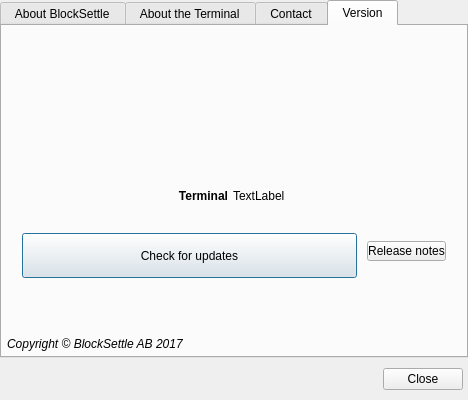
First picture: the form in BlockSettleUILib/AboutDialog.ui, repository BlockSettle/terminal, before the edit.
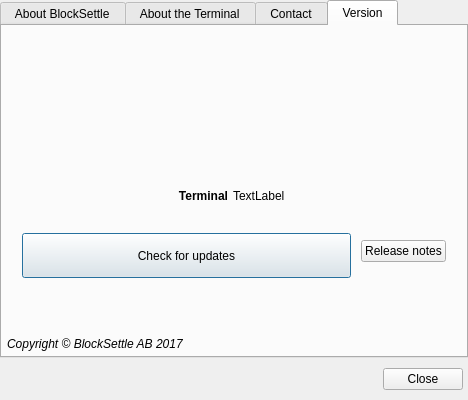
Second picture: the form after the edit. Icons and pictures are not drawn.

Commit message: About dialog ui fix

```diff
--- a/BlockSettleUILib/AboutDialog.ui
+++ b/BlockSettleUILib/AboutDialog.ui
@@ -865,9 +865,6 @@
             <property name="buttonDiscreet" stdset="0">
              <bool>true</bool>
             </property>
-            <property name="styleSheet">
-             <string notr="true">padding-top: 0px;</string>
-            </property>
            </widget>
           </item>
          </layout>
```
The commit also changes 1 other file.
